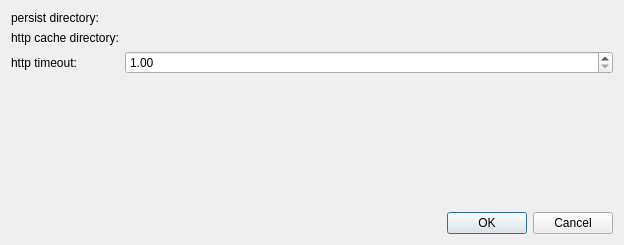
mozilla/mozregression, file gui/mozregui/ui/global_prefs.ui: the form before one commit.
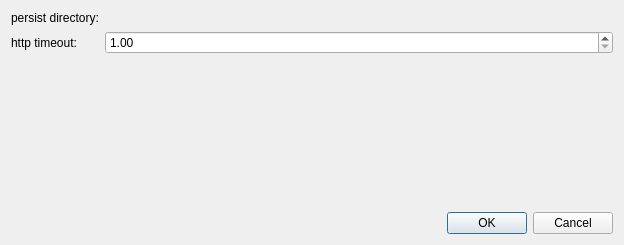
The form after the commit. Custom widgets are drawn as their Qt base class.

Commit message: Bug 1195085 - remove --http-cache-dir option

Diff of the .ui file:
```diff
--- a/gui/mozregui/ui/global_prefs.ui
+++ b/gui/mozregui/ui/global_prefs.ui
@@ -16,6 +16,9 @@
   <layout class="QVBoxLayout" name="verticalLayout">
    <item>
     <layout class="QFormLayout" name="formLayout">
+     <property name="fieldGrowthPolicy">
+      <enum>QFormLayout::AllNonFixedFieldsGrow</enum>
+     </property>
      <item row="0" column="0">
       <widget class="QLabel" name="label">
        <property name="toolTip">
@@ -30,19 +33,6 @@
       <widget class="DirectorySelectWidget" name="persist" native="true"/>
      </item>
      <item row="1" column="0">
-      <widget class="QLabel" name="label_2">
-       <property name="toolTip">
-        <string>The directory for caching http requests. If not set there will be an in-memory cache used.</string>
-       </property>
-       <property name="text">
-        <string>http cache directory:</string>
-       </property>
-      </widget>
-     </item>
-     <item row="1" column="1">
-      <widget class="DirectorySelectWidget" name="http_cache_dir" native="true"/>
-     </item>
-     <item row="2" column="0">
       <widget class="QLabel" name="label_3">
        <property name="toolTip">
         <string>Timeout in seconds to abort requests when there is no activity from the server. Default to 30.0 seconds - increase this if you are under a really slow network.</string>
@@ -52,7 +42,7 @@
        </property>
       </widget>
      </item>
-     <item row="2" column="1">
+     <item row="1" column="1">
       <widget class="QDoubleSpinBox" name="http_timeout">
        <property name="minimum">
         <double>1.000000000000000</double>
```
The commit also changes 7 other files.
